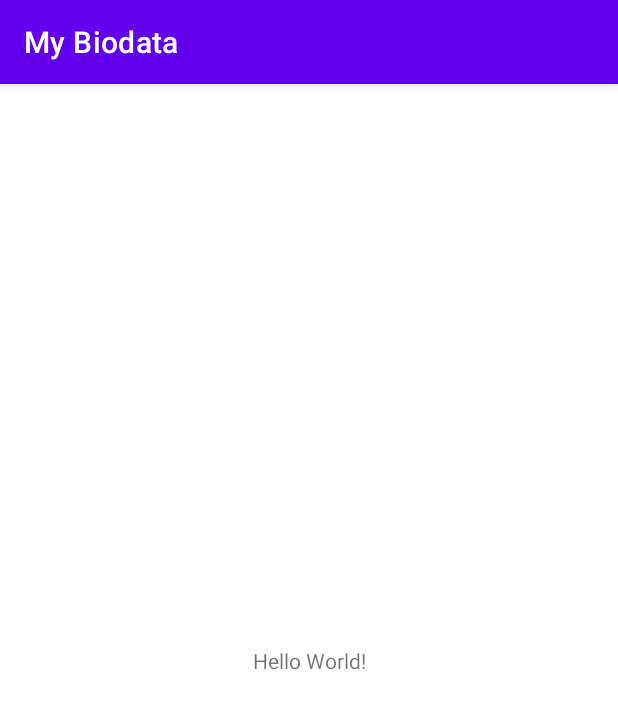
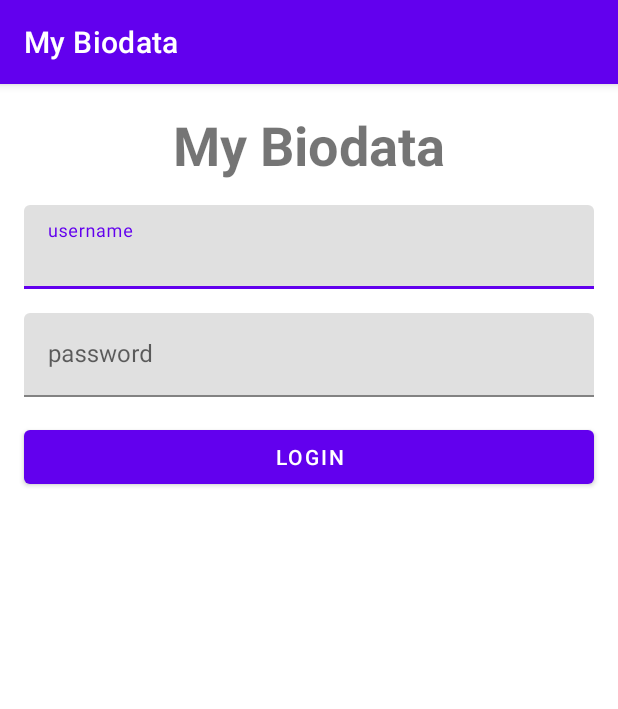
Before and after one commit to Opitassyy/MyBiodata, an Android app: the screen it shows after launch (MainActivity), on a phone screen of 412 x 824 dp. Shown: the top 709 px of the screen. Run offline under Robolectric (Android 15) with nearby library versions, the phone set to English and light mode, and no system bars.

Commit message:
Update view login
Add username and password field

```diff
--- a/app/src/main/res/layout/activity_main.xml
+++ b/app/src/main/res/layout/activity_main.xml
@@ -7,12 +7,68 @@
     tools:context=".MainActivity">
 
     <TextView
+        android:id="@+id/tv_app_title"
         android:layout_width="wrap_content"
         android:layout_height="wrap_content"
-        android:text="Hello World!"
-        app:layout_constraintBottom_toBottomOf="parent"
-        app:layout_constraintEnd_toEndOf="parent"
+        android:text="My Biodata"
+        android:textSize="36sp"
+        android:textStyle="bold"
+        android:layout_marginTop="16dp"
+        app:layout_constraintTop_toTopOf="parent"
         app:layout_constraintStart_toStartOf="parent"
-        app:layout_constraintTop_toTopOf="parent" />
+        app:layout_constraintEnd_toEndOf="parent"/>
+
+
+    <com.google.android.material.textfield.TextInputLayout
+        android:id="@+id/til_username"
+        android:layout_width="match_parent"
+        android:layout_height="wrap_content"
+        android:layout_marginTop="16dp"
+        android:layout_marginHorizontal="16dp"
+        android:hint="username"
+        app:layout_constraintTop_toBottomOf="@+id/tv_app_title"
+        app:layout_constraintStart_toStartOf="parent"
+        app:layout_constraintStart_toEndOf="parent">
+
+        <EditText
+            android:id="@+id/et_username"
+            android:layout_width="match_parent"
+            android:layout_height="wrap_content"
+            android:inputType="textPersonName"
+            android:imeOptions="actionNext"/>
+
+    </com.google.android.material.textfield.TextInputLayout>
+
+    <com.google.android.material.textfield.TextInputLayout
+        android:id="@+id/til_password"
+        android:layout_width="match_parent"
+        android:layout_height="wrap_content"
+        android:layout_marginTop="16dp"
+        android:layout_marginHorizontal="16dp"
+        android:hint="password"
+        app:layout_constraintTop_toBottomOf="@+id/til_username"
+        app:layout_constraintStart_toStartOf="parent"
+        app:layout_constraintStart_toEndOf="parent">
+
+    <EditText
+        android:id="@+id/et_username"
+        android:layout_width="match_parent"
+        android:layout_height="wrap_content"
+        android:inputType="textPersonName"
+        android:imeOptions="actionDone"/>
+
+    </com.google.android.material.textfield.TextInputLayout>
+
+    <Button
+        android:id="@+id/btn_login"
+        style="@style/Widget.MaterialComponents.Button"
+        android:layout_width="0dp"
+        android:layout_height="wrap_content"
+        android:text="Login"
+        android:layout_marginTop="16dp"
+        android:layout_marginHorizontal="16dp"
+        app:layout_constraintTop_toBottomOf="@+id/til_password"
+        app:layout_constraintStart_toStartOf="parent"
+        app:layout_constraintEnd_toEndOf="parent"/>
 
 </androidx.constraintlayout.widget.ConstraintLayout>
```
